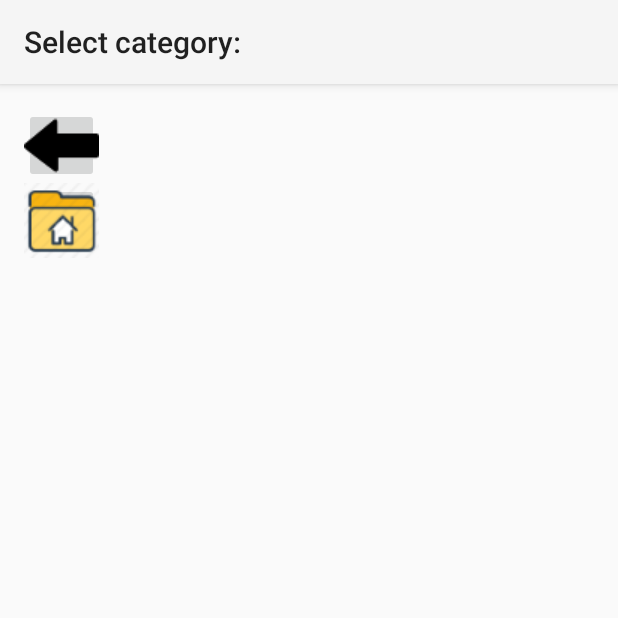
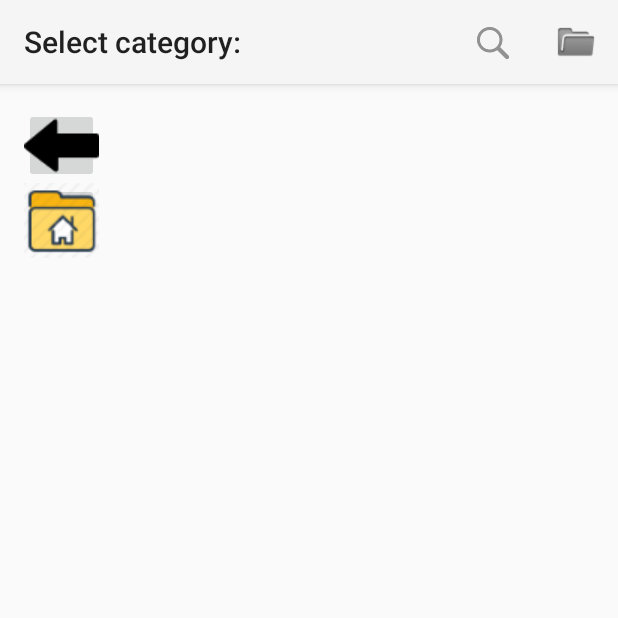
Before and after one commit to ZloiY/FinalProject, an Android app: the SecondFragment screen opened directly, with no data from a screen before it, after a tap on an icon or button, on a phone screen of 412 x 824 dp, the top half of it. Run offline under Robolectric (Android 15) with nearby library versions, the phone set to English and light mode, and no system bars; 7 statements that could not run were skipped.

Commit message:
add folder creation and search

```diff
--- a/app/src/main/java/com/example/zloiy/customfileexplorer/SecondFragment.java
+++ b/app/src/main/java/com/example/zloiy/customfileexplorer/SecondFragment.java
@@ -1,32 +1,21 @@
 package com.example.zloiy.customfileexplorer;
 
-import android.app.Activity;
 import android.content.Intent;
 import android.os.Bundle;
 import android.os.Environment;
 import android.support.v7.app.AppCompatActivity;
-import android.util.SparseBooleanArray;
 import android.view.View;
-import android.widget.AdapterView;
-import android.widget.ArrayAdapter;
-import android.widget.CheckBox;
 import android.widget.ImageButton;
 import android.widget.ListView;
 
 import java.io.File;
-import java.lang.reflect.Array;
-import java.text.DateFormat;
 import java.util.ArrayList;
-import java.util.Collections;
-import java.util.Date;
-import java.util.List;
 
 /**
  * Created by ZloiY on 28-Jul-16.
  */
 public class SecondFragment extends AppCompatActivity {
     private ListView listView;
-    private FileArrayAdapter adapter;
     private File currentDir;
     protected void onCreate(Bundle onSavedInstances){
         super.onCreate(onSavedInstances);
--- a/app/src/main/res/layout/first_fragment.xml
+++ b/app/src/main/res/layout/first_fragment.xml
@@ -1,6 +1,7 @@
 <?xml version="1.0" encoding="utf-8"?>
 <LinearLayout xmlns:android="http://schemas.android.com/apk/res/android"
     xmlns:tools="http://schemas.android.com/tools"
+    xmlns:app="http://schemas.android.com/apk/res-auto"
     android:orientation="horizontal"
     android:layout_width="match_parent"
     android:layout_height="match_parent"
--- /dev/null
+++ b/app/src/main/res/menu/menu.xml
@@ -0,0 +1,16 @@
+<?xml version="1.0" encoding="utf-8"?>
+<menu xmlns:android="http://schemas.android.com/apk/res/android"
+    xmlns:app="http://schemas.android.com/apk/res-auto">
+    <item
+        android:id="@+id/search"
+        android:title="Search"
+        app:showAsAction="always"
+        android:icon="@drawable/search_icon"/>
+    <item
+        android:id="@+id/new_folder"
+        android:icon="@drawable/new_folder"
+        app:showAsAction="always"
+        android:title="New Folder"
+        />
+
+</menu>
```
Also changed, not shown: app/src/main/java/com/example/zloiy/customfileexplorer/FileSearch.java (+55 -2 lines), app/src/main/java/com/example/zloiy/customfileexplorer/FirstFragment.java (+76 -7 lines), app/src/main/res/layout/new_folder.xml (added, +12 -0 lines), app/src/main/res/layout/search_by_name.xml (added, +11 -0 lines), app/src/main/res/drawable/new_folder.png (added), app/src/main/res/drawable/search_icon.png (added).
